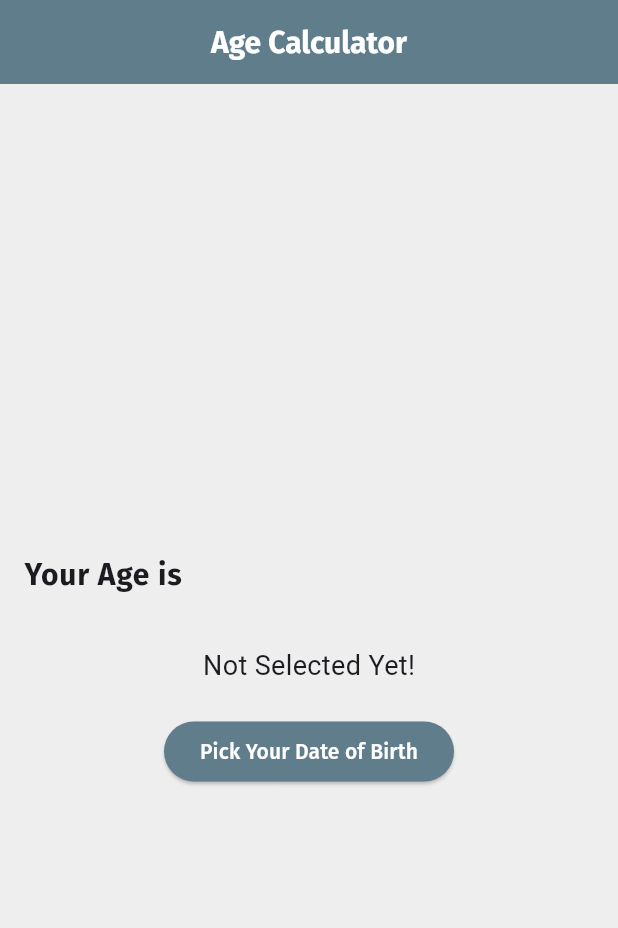
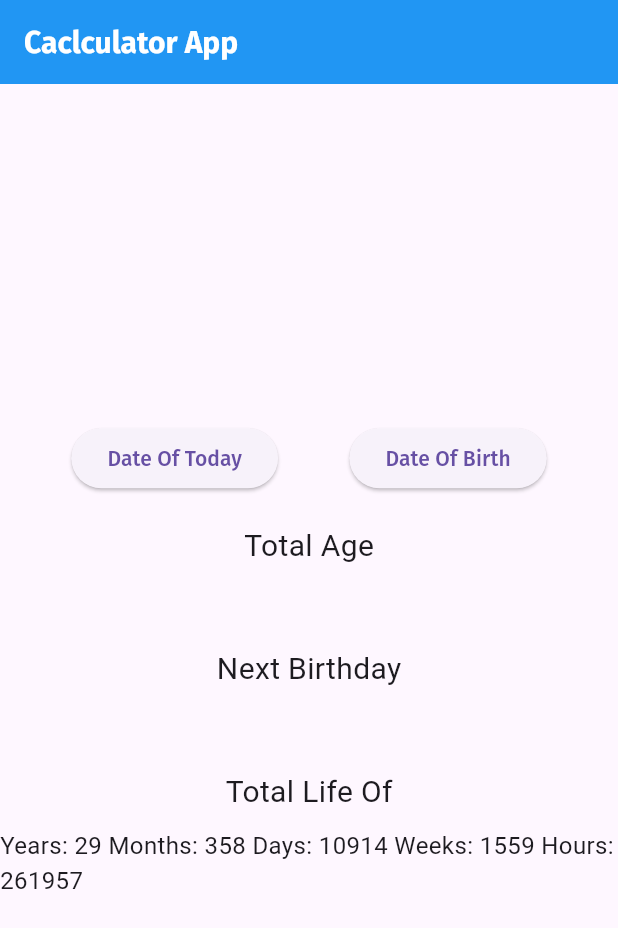
Before and after one commit to SoftEngAliijaz/age_calculator, a Flutter app: the screen it shows after launch, on a phone screen of 412 x 824 dp. Shown: the top 928 px of the screen. Run offline on Flutter 3.47's test engine with Material 3 defaults, Android fonts, the phone set to English and light mode, and no system bars; our stand-ins replace flutter_datetime_picker, google_fonts.

Commit message:
done again

```diff
--- a/lib/screens/calculator_screen.dart
+++ b/lib/screens/calculator_screen.dart
@@ -1,57 +1,118 @@
-import 'package:age_calculator/constants/constants.dart';
 import 'package:flutter/material.dart';
-import 'package:flutter/services.dart';
+import 'package:flutter_datetime_picker/flutter_datetime_picker.dart';
+import 'package:intl/intl.dart';
 
 class CalculatorScreen extends StatefulWidget {
   const CalculatorScreen({Key? key}) : super(key: key);
 
   @override
-  State<CalculatorScreen> createState() => _CalculatorScreenState();
+  _CalculatorScreenState createState() => _CalculatorScreenState();
 }
 
 class _CalculatorScreenState extends State<CalculatorScreen> {
-  String myAge = '';
+  DateTime _selectedDate = DateTime.now();
+  DateTime _selectedBirthDate = DateTime.now();
+  String _age = '';
+  String _nextBirthday = '';
+
+  void _showDatePicker() {
+    DatePicker.showDatePicker(
+      context,
+      showTitleActions: true,
+      minTime: DateTime(1900, 1, 1),
+      maxTime: DateTime.now(),
+      onConfirm: (date) {
+        setState(() {
+          _selectedDate = date;
+          _calculateAge();
+        });
+      },
+      currentTime: _selectedDate,
+      locale: LocaleType.en,
+    );
+  }
+
+  void _showBirthDatePicker() {
+    DatePicker.showDatePicker(
+      context,
+      showTitleActions: true,
+      minTime: DateTime(1900, 1, 1),
+      maxTime: DateTime.now(),
+      onConfirm: (date) {
+        setState(() {
+          _selectedBirthDate = date;
+          _calculateAge();
+        });
+      },
+      currentTime: _selectedBirthDate,
+      locale: LocaleType.en,
+    );
+  }
+
+  void _calculateAge() {
+    final age = _selectedDate.difference(_selectedBirthDate).inDays;
+    final nextBirthday =
+        _selectedBirthDate.add(Duration(days: (age / 365).ceil() * 365));
+    final DateFormat() = DateFormat('yyyy-MM-dd');
+    setState(() {
+      _age =
+          'Years: ${(age / 365).floor()} Months: ${((age % 365) / 30).floor()} Days: ${(age % 365) % 30}';
+      _nextBirthday = 'Month: ${nextBirthday.month} Days: ${nextBirthday.day}';
+    });
+  }
 
   @override
   Widget build(BuildContext context) {
     return Scaffold(
-      backgroundColor: Colors.grey[200],
       appBar: AppBar(
-        title:
-            const Text("Age Calculator", style: TextStyle(color: Colors.white)),
-        centerTitle: true,
-        systemOverlayStyle: SystemUiOverlayStyle(
-          statusBarColor: Theme.of(context).primaryColor,
-        ),
-        backgroundColor: Colors.blueGrey,
+        title: const Text('Caclculator App'),
       ),
       body: Center(
         child: Column(
           mainAxisAlignment: MainAxisAlignment.center,
-          children: [
-            const ListTile(
-              title: Text('Your Age is',
-                  style: TextStyle(fontSize: 20, fontWeight: FontWeight.bold)),
+          children: <Widget>[
+            Row(
+              mainAxisAlignment: MainAxisAlignment.spaceEvenly,
+              children: [
+                ElevatedButton(
+                  onPressed: _showDatePicker,
+                  child: const Text('Date Of Today'),
+                ),
+                ElevatedButton(
+                  onPressed: _showBirthDatePicker,
+                  child: const Text('Date Of Birth'),
+                ),
+              ],
             ),
-            AppUtils.sizedBox,
-            Text(myAge.isEmpty ? 'Not Selected Yet!' : myAge,
-                style: const TextStyle(fontSize: 18)),
-            AppUtils.sizedBox,
-            ElevatedButton(
-              onPressed: () {
-                AppUtils.dateOfBirthPicker(context, (pickedDate) {
-                  setState(() {
-                    final age = DateTime.now().difference(pickedDate);
-                    myAge =
-                        ' ${age.inDays ~/ 365} years, ${(age.inDays % 365) ~/ 30} months, ${(age.inDays % 365) % 30} days';
-                  });
-                });
-              },
-              style: ElevatedButton.styleFrom(
-                foregroundColor: Colors.white,
-                backgroundColor: Colors.blueGrey,
-              ),
-              child: const Text('Pick Your Date of Birth'),
+            const SizedBox(height: 20),
+            const Text(
+              'Total Age',
+              style: TextStyle(fontSize: 20),
+            ),
+            const SizedBox(height: 10),
+            Text(
+              _age,
+              style: const TextStyle(fontSize: 16),
+            ),
+            const SizedBox(height: 20),
+            const Text(
+              'Next Birthday',
+              style: TextStyle(fontSize: 20),
+            ),
+            const SizedBox(height: 10),
+            Text(
+              _nextBirthday,
+              style: const TextStyle(fontSize: 16),
+            ),
+            const SizedBox(height: 20),
+            const Text(
+              'Total Life Of',
+              style: TextStyle(fontSize: 20),
+            ),
+            const SizedBox(height: 10),
+            const Text(
+              'Years: 29 Months: 358 Days: 10914 Weeks: 1559 Hours: 261957',
+              style: TextStyle(fontSize: 16),
             ),
           ],
         ),
--- a/pubspec.yaml
+++ b/pubspec.yaml
@@ -37,6 +37,8 @@ dependencies:
   cupertino_icons: ^1.0.2
   date_format: ^2.0.7
   google_fonts: ^6.1.0
+  flutter_datetime_picker: ^1.5.1
+  intl: ^0.19.0
 
 dev_dependencies:
   flutter_test:
```
Also changed, not shown: lib/code/code_1.txt (added, +61 -0 lines), pubspec.lock.
